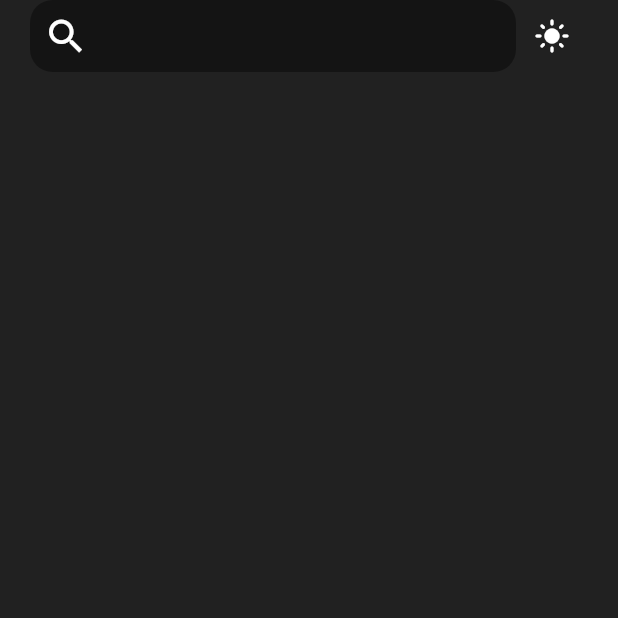
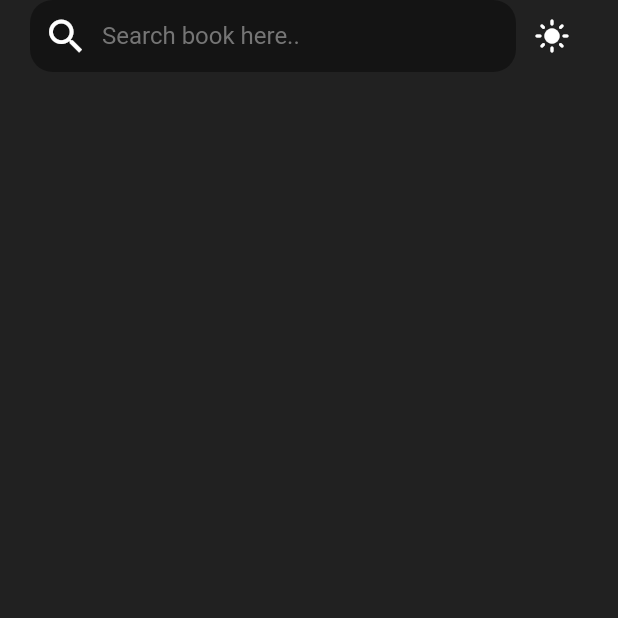
Before and after one commit to gulsenkeskin/book-app, a Flutter app: the screen it shows after launch, on a phone screen of 412 x 824 dp, the top half of it. Run offline on Flutter 3.47's test engine with Material 2 defaults, Android fonts, the phone set to English and light mode, and no system bars; generated files the repository leaves out were written again.

Commit message:
Update custom_app_bar.dart
text field'a hint text eklendi

```diff
--- a/lib/src/page/home/widget/custom_app_bar.dart
+++ b/lib/src/page/home/widget/custom_app_bar.dart
@@ -25,7 +25,9 @@ class CustomAppBar extends StatelessWidget {
                   Icons.search_outlined,
                   color: Theme.of(context).colorScheme.onSurface,
                   size: 30,
-                )),
+                ),
+                hintText: 'Search book here..',
+                hintStyle: TextStyle(color: Colors.grey[600])),
           )),
           IconButton(
               onPressed: () {
```
